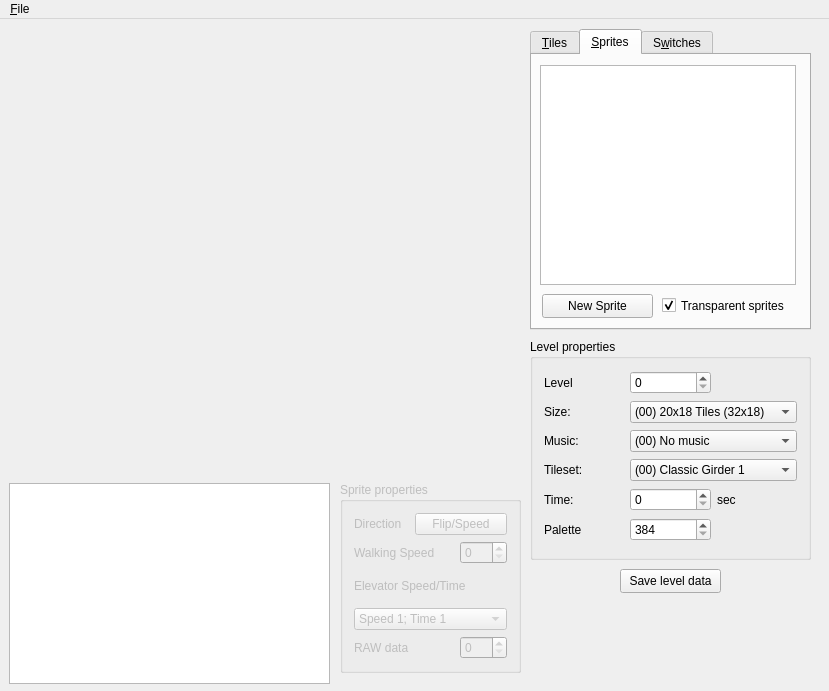
Before: the Qt Designer form MainWindow.ui in bailli/eDKit, drawn with Qt 5.
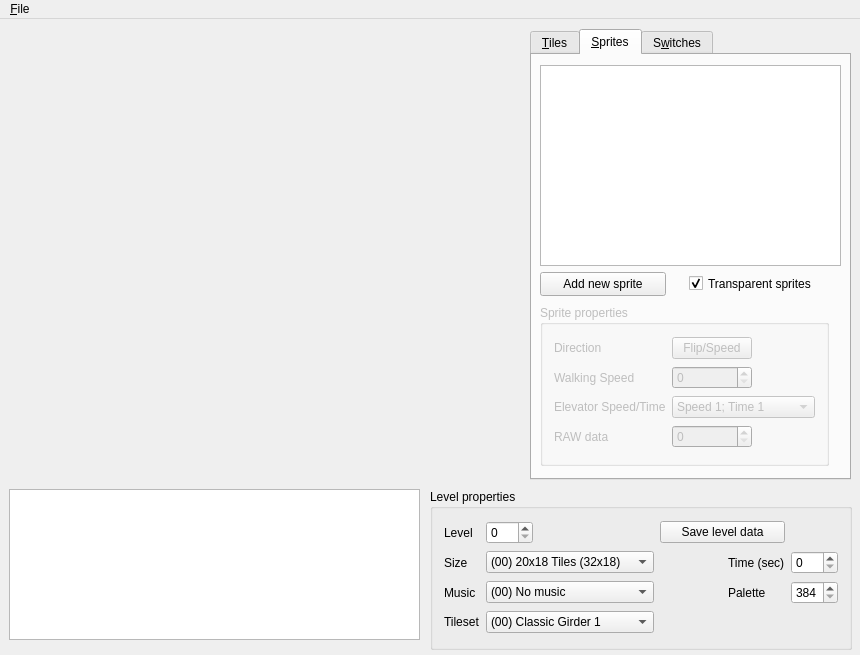
After: the same form once the commit is applied. The open tabs and pages were chosen to show the change. Custom widgets are drawn as their Qt base class.

Commit message: TileSelector redesign and grouping/filtering of tiles small GUI reordering

```diff
--- a/MainWindow.ui
+++ b/MainWindow.ui
@@ -6,8 +6,8 @@
    <rect>
     <x>0</x>
     <y>0</y>
-    <width>829</width>
-    <height>691</height>
+    <width>860</width>
+    <height>655</height>
    </rect>
   </property>
   <property name="windowTitle">
@@ -28,35 +28,22 @@
     <property name="geometry">
      <rect>
       <x>9</x>
-      <y>464</y>
-      <width>321</width>
-      <height>201</height>
+      <y>470</y>
+      <width>411</width>
+      <height>151</height>
      </rect>
     </property>
     <property name="plainText">
      <string/>
     </property>
    </widget>
-   <widget class="QPushButton" name="btnWrite">
-    <property name="geometry">
-     <rect>
-      <x>620</x>
-      <y>550</y>
-      <width>101</width>
-      <height>24</height>
-     </rect>
-    </property>
-    <property name="text">
-     <string>Save level data</string>
-    </property>
-   </widget>
    <widget class="QTabWidget" name="tabWidget">
     <property name="geometry">
      <rect>
       <x>530</x>
       <y>10</y>
-      <width>281</width>
-      <height>301</height>
+      <width>321</width>
+      <height>451</height>
      </rect>
     </property>
     <property name="tabShape">
@@ -90,9 +77,9 @@
      <widget class="QCheckBox" name="ckbTransparency">
       <property name="geometry">
        <rect>
-        <x>130</x>
-        <y>240</y>
-        <width>131</width>
+        <x>157</x>
+        <y>218</y>
+        <width>150</width>
         <height>21</height>
        </rect>
       </property>
@@ -108,8 +95,8 @@
        <rect>
         <x>8</x>
         <y>10</y>
-        <width>256</width>
-        <height>220</height>
+        <width>301</width>
+        <height>201</height>
        </rect>
       </property>
       <property name="defaultDropAction">
@@ -119,14 +106,14 @@
      <widget class="QToolButton" name="toolButton">
       <property name="geometry">
        <rect>
-        <x>10</x>
-        <y>239</y>
-        <width>111</width>
+        <x>8</x>
+        <y>217</y>
+        <width>126</width>
         <height>24</height>
        </rect>
       </property>
       <property name="text">
-       <string>New Sprite</string>
+       <string>Add new sprite</string>
       </property>
       <property name="popupMode">
        <enum>QToolButton::InstantPopup</enum>
@@ -138,6 +125,205 @@
        <enum>Qt::NoArrow</enum>
       </property>
      </widget>
+     <widget class="QGroupBox" name="grpSpriteProp">
+      <property name="enabled">
+       <bool>false</bool>
+      </property>
+      <property name="geometry">
+       <rect>
+        <x>8</x>
+        <y>250</y>
+        <width>289</width>
+        <height>161</height>
+       </rect>
+      </property>
+      <property name="title">
+       <string>Sprite properties</string>
+      </property>
+      <layout class="QGridLayout" name="gridLayout">
+       <item row="0" column="0">
+        <widget class="QLabel" name="lblDirection">
+         <property name="text">
+          <string>Direction</string>
+         </property>
+        </widget>
+       </item>
+       <item row="0" column="1">
+        <widget class="QPushButton" name="btnFlip">
+         <property name="enabled">
+          <bool>false</bool>
+         </property>
+         <property name="text">
+          <string>Flip/Speed</string>
+         </property>
+        </widget>
+       </item>
+       <item row="0" column="2">
+        <spacer name="horizontalSpacer_3">
+         <property name="orientation">
+          <enum>Qt::Horizontal</enum>
+         </property>
+         <property name="sizeHint" stdset="0">
+          <size>
+           <width>42</width>
+           <height>20</height>
+          </size>
+         </property>
+        </spacer>
+       </item>
+       <item row="1" column="0">
+        <widget class="QLabel" name="label_9">
+         <property name="text">
+          <string>Walking Speed</string>
+         </property>
+        </widget>
+       </item>
+       <item row="1" column="1">
+        <widget class="QSpinBox" name="spbSpeed">
+         <property name="enabled">
+          <bool>false</bool>
+         </property>
+         <property name="maximum">
+          <number>127</number>
+         </property>
+        </widget>
+       </item>
+       <item row="1" column="2">
+        <spacer name="horizontalSpacer">
+         <property name="orientation">
+          <enum>Qt::Horizontal</enum>
+         </property>
+         <property name="sizeHint" stdset="0">
+          <size>
+           <width>42</width>
+           <height>20</height>
+          </size>
+         </property>
+        </spacer>
+       </item>
+       <item row="2" column="0">
+        <widget class="QLabel" name="label_10">
+         <property name="text">
+          <string>Elevator Speed/Time</string>
+         </property>
+        </widget>
+       </item>
+       <item row="2" column="1" colspan="2">
+        <widget class="QComboBox" name="cmbElevator">
+         <property name="enabled">
+          <bool>false</bool>
+         </property>
+         <item>
+          <property name="text">
+           <string>Speed 1; Time 1</string>
+          </property>
+         </item>
+         <item>
+          <property name="text">
+           <string>Speed 2; Time 1</string>
+          </property>
+         </item>
+         <item>
+          <property name="text">
+           <string>Speed 3; Time 1</string>
+          </property>
+         </item>
+         <item>
+          <property name="text">
+           <string>Speed 4; Time 1</string>
+          </property>
+         </item>
+         <item>
+          <property name="text">
+           <string>Speed 1; Time 2</string>
+          </property>
+         </item>
+         <item>
+          <property name="text">
+           <string>Speed 2; Time 2</string>
+          </property>
+         </item>
+         <item>
+          <property name="text">
+           <string>Speed 3; Time 2</string>
+          </property>
+         </item>
+         <item>
+          <property name="text">
+           <string>Speed 4; Time 2</string>
+          </property>
+         </item>
+         <item>
+          <property name="text">
+           <string>Speed 1; Time 3</string>
+          </property>
+         </item>
+         <item>
+          <property name="text">
+           <string>Speed 2; Time 3</string>
+          </property>
+         </item>
+         <item>
+          <property name="text">
+           <string>Speed 3; Time 3</string>
+          </property>
+         </item>
+         <item>
+          <property name="text">
+           <string>Speed 4; Time 3</string>
+          </property>
+         </item>
+         <item>
+          <property name="text">
+           <string>Speed 1; Time 4</string>
+          </property>
+         </item>
+         <item>
+          <property name="text">
+           <string>Speed 2; Time 4</string>
+          </property>
+         </item>
+         <item>
+          <property name="text">
+           <string>Speed 3; Time 4</string>
+          </property>
+         </item>
+         <item>
+          <property name="text">
+           <string>Speed 4; Time 4</string>
+          </property>
+         </item>
+        </widget>
+       </item>
+       <item row="3" column="0">
+        <widget class="QLabel" name="label_11">
+         <property name="text">
+          <string>RAW data</string>
+         </property>
+        </widget>
+       </item>
+       <item row="3" column="1">
+        <widget class="QSpinBox" name="spbRAW">
+         <property name="maximum">
+          <number>255</number>
+         </property>
+        </widget>
+       </item>
+       <item row="3" column="2">
+        <spacer name="horizontalSpacer_2">
+         <property name="orientation">
+          <enum>Qt::Horizontal</enum>
+         </property>
+         <property name="sizeHint" stdset="0">
+          <size>
+           <width>42</width>
+           <height>20</height>
+          </size>
+         </property>
+        </spacer>
+       </item>
+      </layout>
+     </widget>
     </widget>
     <widget class="QWidget" name="tabSwitches">
      <attribute name="title">
@@ -169,10 +355,10 @@
    <widget class="QGroupBox" name="groupBox">
     <property name="geometry">
      <rect>
-      <x>530</x>
-      <y>320</y>
-      <width>281</width>
-      <height>221</height>
+      <x>430</x>
+      <y>470</y>
+      <width>422</width>
+      <height>161</height>
      </rect>
     </property>
     <property name="title">
@@ -196,10 +382,30 @@
        </property>
       </widget>
      </item>
+     <item row="0" column="2">
+      <spacer name="horizontalSpacer_6">
+       <property name="orientation">
+        <enum>Qt::Horizontal</enum>
+       </property>
+       <property name="sizeHint" stdset="0">
+        <size>
+         <width>115</width>
+         <height>20</height>
+        </size>
+       </property>
+      </spacer>
+     </item>
+     <item row="0" column="3" colspan="2">
+      <widget class="QPushButton" name="btnWrite">
+       <property name="text">
+        <string>Save level data</string>
+       </property>
+      </widget>
+     </item>
      <item row="1" column="0">
       <widget class="QLabel" name="label_6">
        <property name="text">
-        <string>Size:</string>
+        <string>Size</string>
        </property>
       </widget>
      </item>
@@ -232,10 +438,37 @@
        </item>
       </widget>
      </item>
+     <item row="1" column="3">
+      <spacer name="horizontalSpacer_4">
+       <property name="orientation">
+        <enum>Qt::Horizontal</enum>
+       </property>
+       <property name="sizeHint" stdset="0">
+        <size>
+         <width>29</width>
+         <height>20</height>
+        </size>
+       </property>
+      </spacer>
+     </item>
+     <item row="1" column="4">
+      <widget class="QLabel" name="label_5">
+       <property name="text">
+        <string>Time (sec)</string>
+       </property>
+      </widget>
+     </item>
+     <item row="1" column="5">
+      <widget class="QSpinBox" name="spbTime">
+       <property name="maximum">
+        <number>999</number>
+       </property>
+      </widget>
+     </item>
      <item row="2" column="0">
       <widget class="QLabel" name="label_3">
        <property name="text">
-        <string>Music:</string>
+        <string>Music</string>
        </property>
       </widget>
      </item>
@@ -426,10 +659,40 @@
        </item>
       </widget>
      </item>
+     <item row="2" column="3">
+      <spacer name="horizontalSpacer_5">
+       <property name="orientation">
+        <enum>Qt::Horizontal</enum>
+       </property>
+       <property name="sizeHint" stdset="0">
+        <size>
+         <width>29</width>
+         <height>20</height>
+        </size>
+       </property>
+      </spacer>
+     </item>
+     <item row="2" column="4">
+      <widget class="QLabel" name="label_7">
+       <property name="text">
+        <string>Palette</string>
+       </property>
+      </widget>
+     </item>
+     <item row="2" column="5">
+      <widget class="QSpinBox" name="spbPalette">
+       <property name="minimum">
+        <number>384</number>
+       </property>
+       <property name="maximum">
+        <number>511</number>
+       </property>
+      </widget>
+     </item>
      <item row="3" column="0">
       <widget class="QLabel" name="label_4">
        <property name="text">
-        <string>Tileset:</string>
+        <string>Tileset</string>
        </property>
       </widget>
      </item>
@@ -607,213 +870,21 @@
        </item>
       </widget>
      </item>
-     <item row="4" column="0">
-      <widget class="QLabel" name="label_5">
-       <property name="text">
-        <string>Time:</string>
-       </property>
-      </widget>
-     </item>
-     <item row="4" column="1">
-      <widget class="QSpinBox" name="spbTime">
-       <property name="maximum">
-        <number>999</number>
-       </property>
-      </widget>
-     </item>
-     <item row="4" column="2">
-      <widget class="QLabel" name="label_2">
-       <property name="text">
-        <string>sec</string>
-       </property>
-      </widget>
-     </item>
-     <item row="5" column="0">
-      <widget class="QLabel" name="label_7">
-       <property name="text">
-        <string>Palette</string>
-       </property>
-      </widget>
-     </item>
-     <item row="5" column="1">
-      <widget class="QSpinBox" name="spbPalette">
-       <property name="minimum">
-        <number>384</number>
-       </property>
-       <property name="maximum">
-        <number>511</number>
-       </property>
-      </widget>
-     </item>
     </layout>
    </widget>
-   <widget class="QGroupBox" name="grpSpriteProp">
-    <property name="enabled">
-     <bool>false</bool>
-    </property>
-    <property name="geometry">
-     <rect>
-      <x>340</x>
-      <y>463</y>
-      <width>181</width>
-      <height>191</height>
-     </rect>
-    </property>
-    <property name="title">
-     <string>Sprite properties</string>
-    </property>
-    <layout class="QGridLayout" name="gridLayout">
-     <item row="0" column="0">
-      <widget class="QLabel" name="lblDirection">
-       <property name="text">
-        <string>Direction</string>
-       </property>
-      </widget>
-     </item>
-     <item row="0" column="1" colspan="2">
-      <widget class="QPushButton" name="btnFlip">
-       <property name="enabled">
-        <bool>false</bool>
-       </property>
-       <property name="text">
-        <string>Flip/Speed</string>
-       </property>
-      </widget>
-     </item>
-     <item row="1" column="0" colspan="2">
-      <widget class="QLabel" name="label_9">
-       <property name="text">
-        <string>Walking Speed</string>
-       </property>
-      </widget>
-     </item>
-     <item row="1" column="2">
-      <widget class="QSpinBox" name="spbSpeed">
-       <property name="enabled">
-        <bool>false</bool>
-       </property>
-       <property name="maximum">
-        <number>127</number>
-       </property>
-      </widget>
-     </item>
-     <item row="2" column="0" colspan="3">
-      <widget class="QLabel" name="label_10">
-       <property name="text">
-        <string>Elevator Speed/Time</string>
-       </property>
-      </widget>
-     </item>
-     <item row="3" column="0" colspan="3">
-      <widget class="QComboBox" name="cmbElevator">
-       <property name="enabled">
-        <bool>false</bool>
-       </property>
-       <item>
-        <property name="text">
-         <string>Speed 1; Time 1</string>
-        </property>
-       </item>
-       <item>
-        <property name="text">
-         <string>Speed 2; Time 1</string>
-        </property>
-       </item>
-       <item>
-        <property name="text">
-         <string>Speed 3; Time 1</string>
-        </property>
-       </item>
-       <item>
-        <property name="text">
-         <string>Speed 4; Time 1</string>
-        </property>
-       </item>
-       <item>
-        <property name="text">
-         <string>Speed 1; Time 2</string>
-        </property>
-       </item>
-       <item>
-        <property name="text">
-         <string>Speed 2; Time 2</string>
-        </property>
-       </item>
-       <item>
-        <property name="text">
-         <string>Speed 3; Time 2</string>
-        </property>
-       </item>
-       <item>
-        <property name="text">
-         <string>Speed 4; Time 2</string>
-        </property>
-       </item>
-       <item>
-        <property name="text">
-         <string>Speed 1; Time 3</string>
-        </property>
-       </item>
-       <item>
-        <property name="text">
-         <string>Speed 2; Time 3</string>
-        </property>
-       </item>
-       <item>
-        <property name="text">
-         <string>Speed 3; Time 3</string>
-        </property>
-       </item>
-       <item>
-        <property name="text">
-         <string>Speed 4; Time 3</string>
-        </property>
-       </item>
-       <item>
-        <property name="text">
-         <string>Speed 1; Time 4</string>
-        </property>
-       </item>
-       <item>
-        <property name="text">
-         <string>Speed 2; Time 4</string>
-        </property>
-       </item>
-       <item>
-        <property name="text">
-         <string>Speed 3; Time 4</string>
-        </property>
-       </item>
-       <item>
-        <property name="text">
-         <string>Speed 4; Time 4</string>
-        </property>
-       </item>
-      </widget>
-     </item>
-     <item row="4" column="0">
-      <widget class="QLabel" name="label_11">
-       <property name="text">
-        <string>RAW data</string>
-       </property>
-      </widget>
-     </item>
-     <item row="4" column="2">
-      <widget class="QSpinBox" name="spbRAW">
-       <property name="maximum">
-        <number>255</number>
-       </property>
-      </widget>
-     </item>
-    </layout>
-   </widget>
+   <zorder>lvlEdit</zorder>
+   <zorder>lvlInfo</zorder>
+   <zorder>tabWidget</zorder>
+   <zorder>groupBox</zorder>
+   <zorder>spbLevel</zorder>
+   <zorder>label</zorder>
   </widget>
   <widget class="QMenuBar" name="menuBar">
    <property name="geometry">
     <rect>
      <x>0</x>
      <y>0</y>
-     <width>829</width>
+     <width>860</width>
      <height>20</height>
     </rect>
    </property>
```
Left out of the diff: 22 changed lines with no effect on the pictures. The commit also changes 4 other files.
